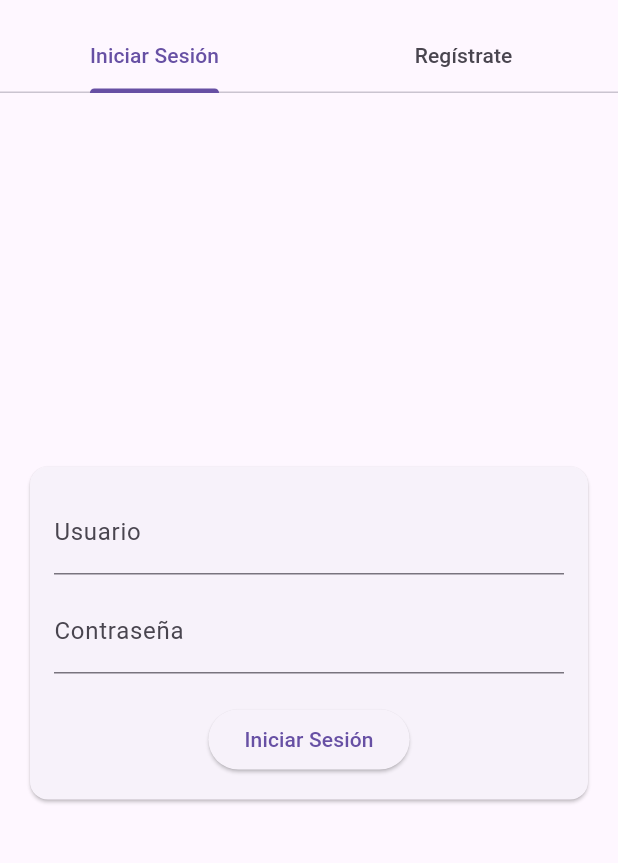
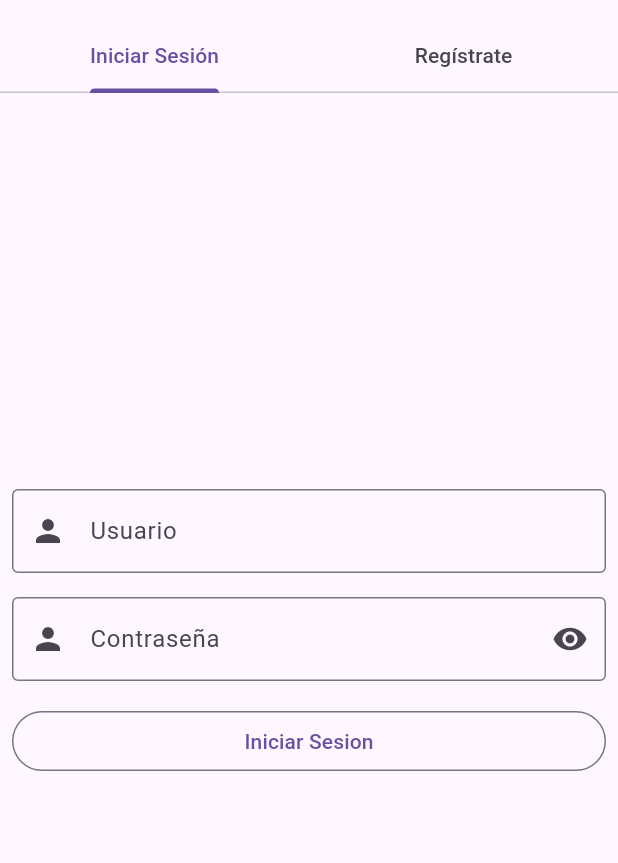
Before and after one commit to upc-pre-2402-cc238-sw61-G2/TrackMyRoute-MobileApp-Flutter, a Flutter app: the screen it shows after launch, on a phone screen of 412 x 824 dp, the part 63-926 px from its top. Run offline on Flutter 3.47's test engine with Material 3 defaults, Android fonts, the phone set to English and light mode, and no system bars; our stand-ins replace dio, flutter_bloc; missing offline and left inert: flutter_stripe.

Commit message:
feat: implemented third iteration of authentication functionality

```diff
--- /dev/null
+++ b/lib/core/utils/resource.dart
@@ -0,0 +1,14 @@
+sealed class Resource<T> {
+  final T? data;
+  final String? message;
+
+  const Resource({this.data, this.message});
+}
+
+class Success<T> extends Resource<T> {
+  Success(T data) : super(data: data);
+}
+
+class Error<T> extends Resource<T> {
+  Error(String message, {super.data}) : super(message: message);
+}
--- /dev/null
+++ b/lib/features/authentication/domain/entities/reg_message.dart
@@ -0,0 +1,4 @@
+class RegMessage {
+  final String message;
+  const RegMessage({required this.message});
+}
--- a/lib/features/authentication/presentation/blocs/auth_state.dart
+++ b/lib/features/authentication/presentation/blocs/auth_state.dart
@@ -1,6 +1,9 @@
+import 'package:trackmyroute_flutter/features/authentication/domain/entities/reg_message.dart';
 import 'package:trackmyroute_flutter/shared/domain/entities/user.dart';
 
-abstract class AuthState {}
+abstract class AuthState {
+  const AuthState();
+}
 
 class AuthInitialState extends AuthState {}
 
@@ -8,11 +11,15 @@ class AuthLoadingState extends AuthState {}
 
 class AuthLoadedState extends AuthState {
   final User user;
-  AuthLoadedState({required this.user});
+  const AuthLoadedState({required this.user});
+}
+
+class RegisterSuccess extends AuthState{
+  final RegMessage regMessage;
+  const RegisterSuccess({required this.regMessage});
 }
 
 class AuthErrorState extends AuthState {
   final String message;
-
-  AuthErrorState({required this.message});
+  const AuthErrorState({required this.message});
 }
--- a/lib/features/authentication/presentation/pages/login_screen.dart
+++ b/lib/features/authentication/presentation/pages/login_screen.dart
@@ -16,6 +16,79 @@ class _LoginScreenState extends State<LoginScreen>{
   final TextEditingController _userController = TextEditingController();
   final TextEditingController _pwController = TextEditingController();
 
+  @override
+  Widget build(BuildContext context){
+    return Scaffold(
+      body: SafeArea(
+        child: BlocListener<AuthBloc, AuthState>(
+          listener: (context, state){
+            if (state is AuthLoadedState) {
+              ScaffoldMessenger.of(context).showSnackBar(
+                SnackBar(
+                  content: Text('Welcome back, ${state.user.username}.'),
+                ),
+              );
+              Navigator.pushReplacement(
+                  context,
+                  MaterialPageRoute(
+                    builder: (context) => const HomePage(),
+                  ));
+            } else if (state is AuthErrorState) {
+              ScaffoldMessenger.of(context).showSnackBar(
+                SnackBar(
+                  content: Text(state.message),
+                ),
+              );
+            }
+          },
+          child: Column(
+            mainAxisAlignment: MainAxisAlignment.center,
+            children: [
+              Padding(
+                padding: const EdgeInsets.all(8.0),
+                child: TextField(
+                  controller: _userController,
+                  decoration: const InputDecoration(
+                      prefixIcon: Icon(Icons.person),
+                      border: OutlineInputBorder(),
+                      label: Text('Usuario')),
+                ),
+              ),
+              Padding(
+                padding: const EdgeInsets.all(8.0),
+                child: TextField(
+                  controller: _pwController,
+                  decoration: InputDecoration(
+                      prefixIcon: const Icon(Icons.person),
+                      suffixIcon: IconButton(
+                          onPressed: () {}, icon: const Icon(Icons.visibility)),
+                      border: const OutlineInputBorder(),
+                      label: const Text('Contraseña')),
+                ),
+              ),
+              Padding(
+                padding: const EdgeInsets.all(8.0),
+                child: SizedBox(
+                  width: double.infinity,
+                  child: OutlinedButton(
+                    onPressed: () {
+                      final String username = _userController.text;
+                      final String password = _pwController.text;
+                      context.read<AuthBloc>().add(AuthorizeUser(
+                          user: username, password: password));
+                    },
+                    child: const Text('Iniciar Sesion'),
+                  ),
+                ),
+              )
+            ],
+          ),
+        ),
+      ),
+    );
+  }
+
+/*
   @override
   Widget build(BuildContext context) {
     return BlocBuilder<AuthBloc, AuthState>(
@@ -67,4 +140,5 @@ class _LoginScreenState extends State<LoginScreen>{
       },
     );
   }
+  */
 }
--- a/lib/main.dart
+++ b/lib/main.dart
@@ -22,9 +22,11 @@ class MyApp extends StatelessWidget {
   Widget build(BuildContext context) {
     return BlocProvider(
       create: (context) => AuthBloc(),
-      child: const MaterialApp(
+      child: MaterialApp(
+        home: AuthScreen(),
         debugShowCheckedModeBanner: false,
-        home: AuthScreen()
+        darkTheme: ThemeData.dark(),
+        theme: ThemeData.light(),
       ),
     );
   }
--- a/lib/shared/domain/entities/user.dart
+++ b/lib/shared/domain/entities/user.dart
@@ -1,9 +1,9 @@
 class User {
+  final int id;
   String username;
-  String password;
 
   User({
-      required this.username,
-      required this.password
+      required this.id,
+      required this.username
     });
 }
```
Also changed, not shown: lib/features/authentication/data/remote/auth_service.dart (+26 -41 lines), lib/features/authentication/data/remote/user_dto.dart (added, +43 -0 lines), lib/features/authentication/data/remote/user_request.dart (added, +10 -0 lines), lib/features/authentication/data/repository/auth_repository.dart (added, +27 -0 lines), lib/features/authentication/presentation/blocs/auth_bloc.dart (+15 -11 lines), lib/features/authentication/presentation/pages/signup_screen.dart (+74 -1 lines), lib/core/utils/utils.dart (deleted).
